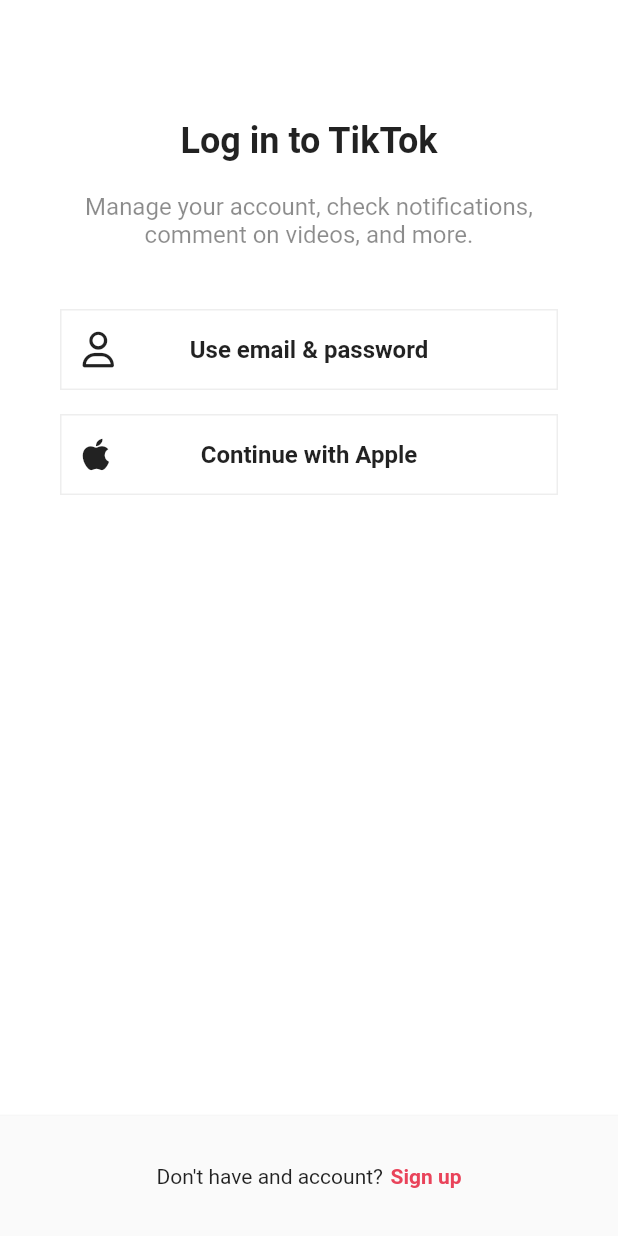
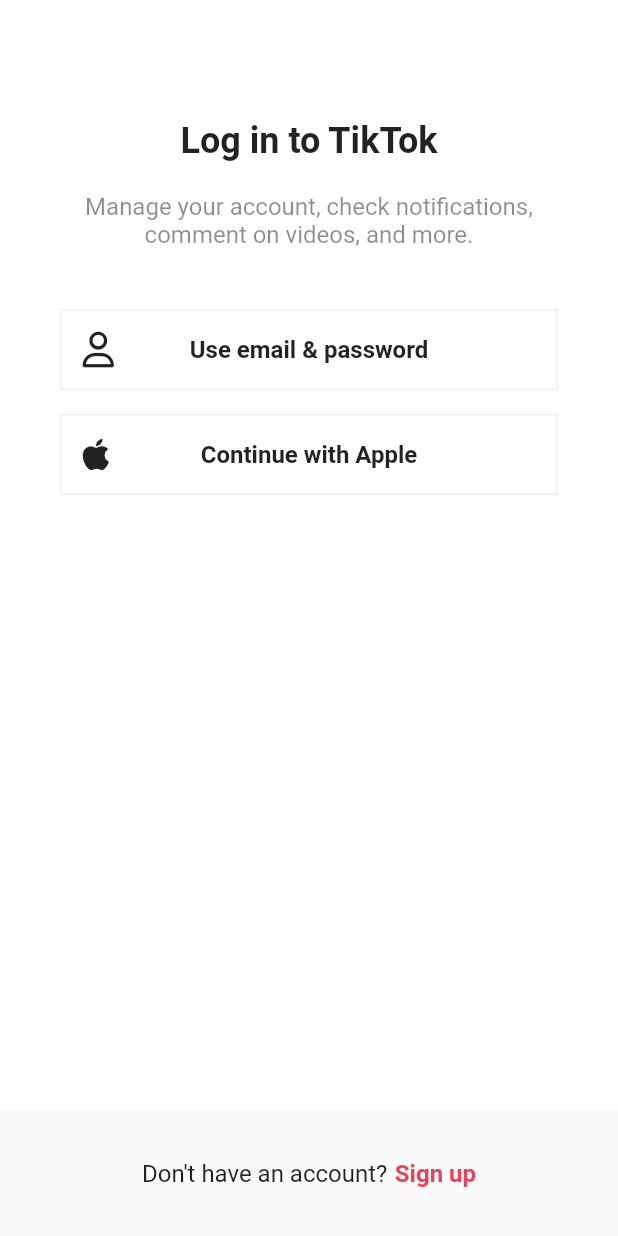
Before and after one commit to hayden365/titok_flutter, a Flutter app: the LoginScreen screen opened directly, on a phone screen of 412 x 824 dp. Run offline on Flutter 3.47's test engine with Material 2 defaults, Android fonts, the light colour scheme and no system bars; our stand-ins replace firebase_auth, firebase_core, flutter_riverpod, font_awesome_flutter, go_router, riverpod; accounts and stored records are empty; generated files the repository leaves out were written again.

Commit message:
feat: video timeline screen

```diff
--- a/lib/features/authentication/login_screen.dart
+++ b/lib/features/authentication/login_screen.dart
@@ -1,25 +1,23 @@
 import 'package:flutter/material.dart';
 import 'package:font_awesome_flutter/font_awesome_flutter.dart';
-import 'package:go_router/go_router.dart';
 import 'package:titok_flutter/constants/gaps.dart';
 import 'package:titok_flutter/constants/sizes.dart';
 import 'package:titok_flutter/features/authentication/login_form_screen.dart';
 import 'package:titok_flutter/features/authentication/widgets/auth_button.dart';
 
 class LoginScreen extends StatelessWidget {
-  static const routeURL = "/login";
-  static const routeName = "login";
-
   const LoginScreen({super.key});
 
   void _onSignUpTap(BuildContext context) {
-    context.pop();
+    Navigator.of(context).pop();
   }
 
   void _onEmailLoginTap(BuildContext context) {
-    Navigator.of(context).push(MaterialPageRoute(
+    Navigator.of(context).push(
+      MaterialPageRoute(
         builder: (context) => const LoginFormScreen(),
-    ));
+      ),
+    );
   }
 
   @override
@@ -33,13 +31,20 @@
           child: Column(
             children: [
               Gaps.v80,
-              const Text("Log in to TikTok",
+              const Text(
+                "Log in to TikTok",
                 style: TextStyle(
-                      fontSize: Sizes.size24, fontWeight: FontWeight.w700)),
+                  fontSize: Sizes.size24,
+                  fontWeight: FontWeight.w700,
+                ),
+              ),
               Gaps.v20,
               const Text(
                 "Manage your account, check notifications, comment on videos, and more.",
-                style: TextStyle(fontSize: Sizes.size16, color: Colors.black45),
+                style: TextStyle(
+                  fontSize: Sizes.size16,
+                  color: Colors.black45,
+                ),
                 textAlign: TextAlign.center,
               ),
               Gaps.v40,
@@ -47,12 +52,14 @@
                 onTap: () => _onEmailLoginTap(context),
                 child: const AuthButton(
                   icon: FaIcon(FontAwesomeIcons.user),
-                    text: "Use email & password"),
+                  text: "Use email & password",
+                ),
               ),
               Gaps.v16,
               const AuthButton(
                 icon: FaIcon(FontAwesomeIcons.apple),
-                  text: "Continue with Apple")
+                text: "Continue with Apple",
+              ),
             ],
           ),
         ),
@@ -61,20 +68,32 @@
         color: Colors.grey.shade50,
         elevation: 2,
         child: Padding(
-          padding: const EdgeInsets.symmetric(vertical: Sizes.size32),
-          child: Row(mainAxisAlignment: MainAxisAlignment.center, children: [
-            const Text("Don't have and account?"),
+          padding: const EdgeInsets.symmetric(
+            vertical: Sizes.size32,
+          ),
+          child: Row(
+            mainAxisAlignment: MainAxisAlignment.center,
+            children: [
+              const Text(
+                "Don't have an account?",
+                style: TextStyle(
+                  fontSize: Sizes.size16,
+                ),
+              ),
               Gaps.h5,
               GestureDetector(
                 onTap: () => _onSignUpTap(context),
                 child: Text(
-                'Sign up',
+                  "Sign up",
                   style: TextStyle(
+                    fontSize: Sizes.size16,
                     fontWeight: FontWeight.w600,
-                    color: Theme.of(context).primaryColor),
+                    color: Theme.of(context).primaryColor,
                   ),
                 ),
-          ]),
+              ),
+            ],
+          ),
         ),
       ),
     );
--- a/lib/features/main_navigation/main_navigation_screen.dart
+++ b/lib/features/main_navigation/main_navigation_screen.dart
@@ -6,6 +6,7 @@
 import 'package:titok_flutter/features/main_navigation/stf_screen.dart';
 import 'package:titok_flutter/features/main_navigation/widgets/nav_tab.dart';
 import 'package:titok_flutter/features/main_navigation/widgets/post_video_button.dart';
+import 'package:titok_flutter/features/videos/video_timeline_screen.dart';
 
 class MainNavigationScreen extends StatefulWidget {
   const MainNavigationScreen({super.key});
@@ -42,7 +43,7 @@
       body: Stack(children: [
         Offstage(
           offstage: _selectedIndex != 0,
-          child: const StfScreen(),
+          child: const VideoTimeLineScreen(),
         ),
         Offstage(
           offstage: _selectedIndex != 1,
--- a/lib/main.dart
+++ b/lib/main.dart
@@ -7,7 +7,6 @@
 import 'package:titok_flutter/features/main_navigation/main_navigation_screen.dart';
 import 'package:titok_flutter/features/onboarding/interests_screen.dart';
 import 'package:titok_flutter/firebase_options.dart';
-import 'package:titok_flutter/router.dart';
 
 void main() async {
   WidgetsFlutterBinding.ensureInitialized();
@@ -26,8 +25,7 @@
 
   @override
   Widget build(BuildContext context, WidgetRef ref) {
-    return MaterialApp.router(
-      routerConfig: ref.watch(routerProvider),
+    return MaterialApp(
       debugShowCheckedModeBanner: false,
       title: 'TikTok Clone',
       theme: ThemeData(
@@ -44,6 +42,7 @@
           ),
         ),
       ),
+      home: const MainNavigationScreen(),
     );
   }
 }
```
Also changed, not shown: lib/features/authentication/sign_up_screen.dart (+43 -21 lines), lib/features/videos/video_timeline_screen.dart (added, +15 -0 lines), lib/router.dart (deleted, +0 -49 lines). Lines whose indentation alone changed are shown as unchanged.
